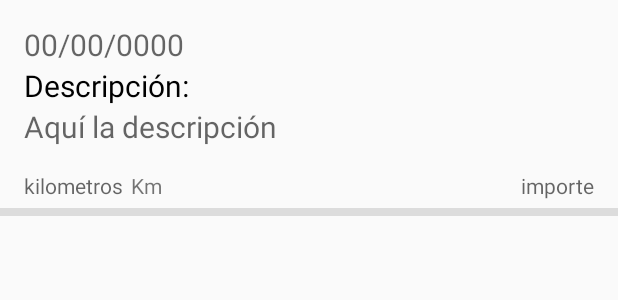
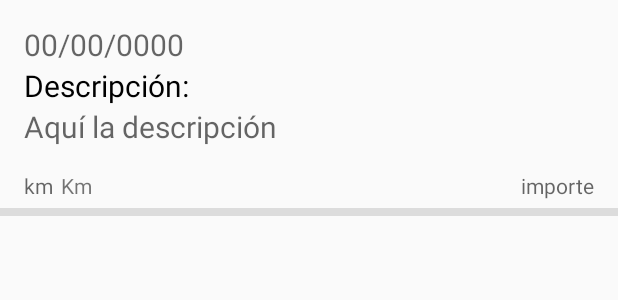
Before and after one commit to ArkhimeDev/VehicleMaintainer, an Android app: the layout item_mantenimiento_realizado.xml on its own in the app's theme, with its tools: preview values and no code run, on a phone screen of 412 x 824 dp. Shown: the top 300 px of the screen. Run offline under Robolectric (Android 15) with nearby library versions, the phone set to English and light mode, and no system bars.

Commit message:
Ultimando detalles mantenimientos

```diff
--- a/app/src/main/java/com/arkhimedev/vehiclemaintainer/adapter/MantenimientosRealizadosViewHolder.kt
+++ b/app/src/main/java/com/arkhimedev/vehiclemaintainer/adapter/MantenimientosRealizadosViewHolder.kt
@@ -17,6 +17,6 @@ class MantenimientosRealizadosViewHolder(view:View):RecyclerView.ViewHolder(view
         fecha.text=mantenimiento.fecha
         descripcion.text=mantenimiento.descripcion
         kilometros.text=mantenimiento.kilometraje.toString()
-        importe.text=mantenimiento.importe.toString()
+        importe.setText("${mantenimiento.importe.toString()} €")
     }
 }
--- a/app/src/main/res/layout/item_mantenimiento_realizado.xml
+++ b/app/src/main/res/layout/item_mantenimiento_realizado.xml
@@ -44,7 +44,7 @@
         android:layout_height="wrap_content"
         android:layout_marginStart="16dp"
         android:layout_marginTop="16dp"
-        android:hint="kilometros"
+        android:hint="km"
         app:layout_constraintStart_toStartOf="parent"
         app:layout_constraintTop_toBottomOf="@+id/tvDescripcion" />
 
```
